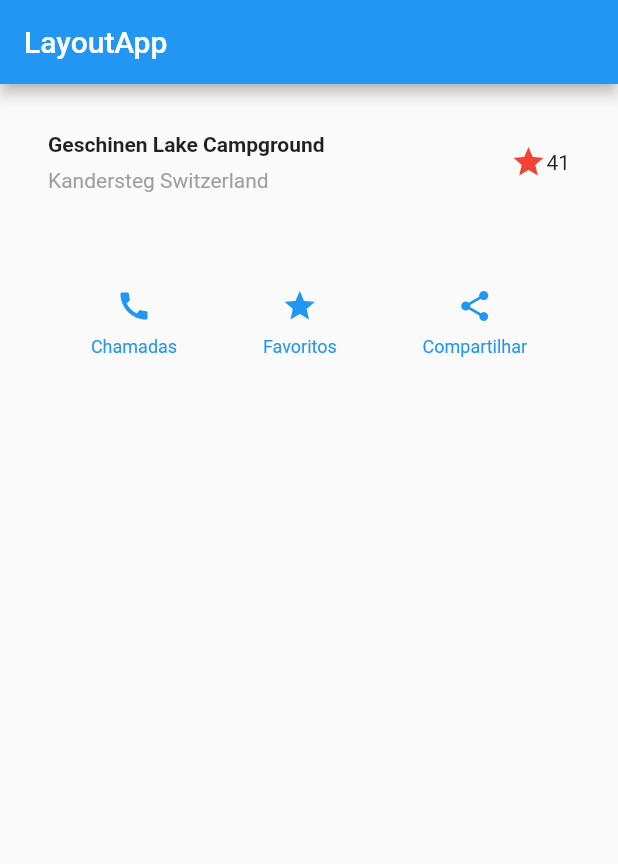
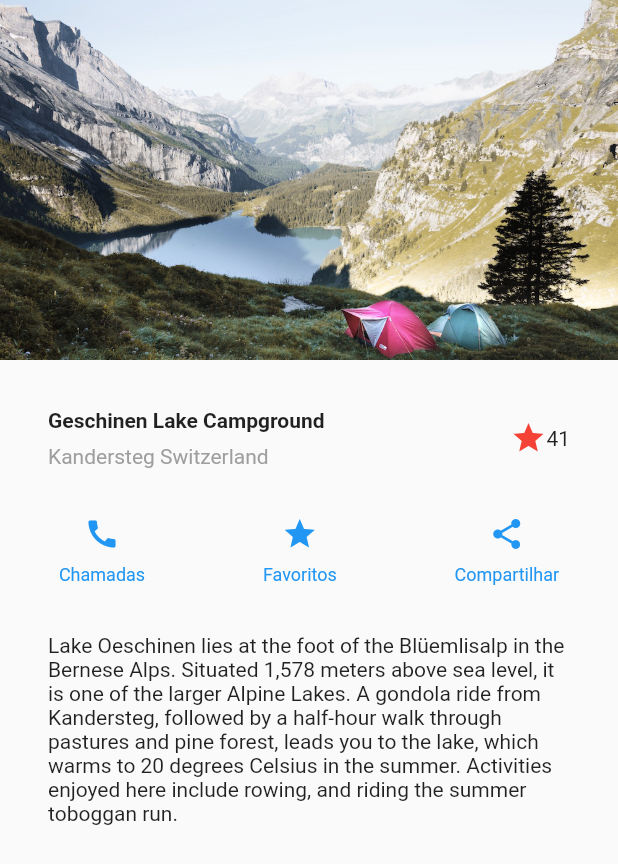
Before and after one commit to jcjcarlos/FlutterProject, a Flutter app: the screen it shows after launch, on a phone screen of 412 x 824 dp. Shown: the top 864 px of the screen. Run offline on Flutter 3.47's test engine with Material 2 defaults, Android fonts, the phone set to English and light mode, and no system bars.

Commit message:
Add image and remove padding of ButtonSection

```diff
--- a/lib/main.dart
+++ b/lib/main.dart
@@ -22,24 +22,40 @@ class HomePage extends StatelessWidget {
   @override
   Widget build(BuildContext context) {
     return Scaffold(
-      appBar: AppBar(title: Text('LayoutApp')),
-      body: Column(
+      //appBar: AppBar(title: Text('LayoutApp')),
+      body: ListView(
         children: <Widget>[
+          Image.asset(
+            'images/lake.jpg',
+            width: 600,
+            height: 240,
+            fit: BoxFit.cover,
+            ),
           new TitleSection(), //Transformando o código aninhado em uma classe, e instânciando a mesma com "new"
           new ButtonSection(),
+          Container(
+            padding: EdgeInsets.all(32),
+            child: Text(
+              'Lake Oeschinen lies at the foot of the Blüemlisalp in the Bernese '
+              'Alps. Situated 1,578 meters above sea level, it is one of the '
+              'larger Alpine Lakes. A gondola ride from Kandersteg, followed by a '
+              'half-hour walk through pastures and pine forest, leads you to the '
+              'lake, which warms to 20 degrees Celsius in the summer. Activities '
+              'enjoyed here include rowing, and riding the summer toboggan run.',
+              softWrap: true,
+              textAlign: TextAlign.left,
+            ),
+          ),
         ],
       ),
     );
   }
 }
 
-
-
 class ButtonSection extends StatelessWidget {
   @override
   Widget build(BuildContext context) {
     return Container(
-      padding: const EdgeInsets.all(32),
       child: Column(
         mainAxisAlignment: MainAxisAlignment.spaceEvenly,
         children: <Widget>[
@@ -55,6 +71,7 @@ class ButtonSection extends StatelessWidget {
       ),
     );
   }
+
   Column _buildButtonColumn(Color color, IconData iconData, String text) {
     return Column(
       mainAxisSize: MainAxisSize.min,
--- a/pubspec.yaml
+++ b/pubspec.yaml
@@ -39,10 +39,9 @@ flutter:
   # included with your application, so that you can use the icons in
   # the material Icons class.
   uses-material-design: true
-
   # To add assets to your application, add an assets section, like this:
-  # assets:
-  #  - images/a_dot_burr.jpeg
+  assets:
+   - images/lake.jpg
   #  - images/a_dot_ham.jpeg
 
   # An image asset can refer to one or more resolution-specific "variants", see
```
Also changed, not shown: images/lake.jpg (added).
